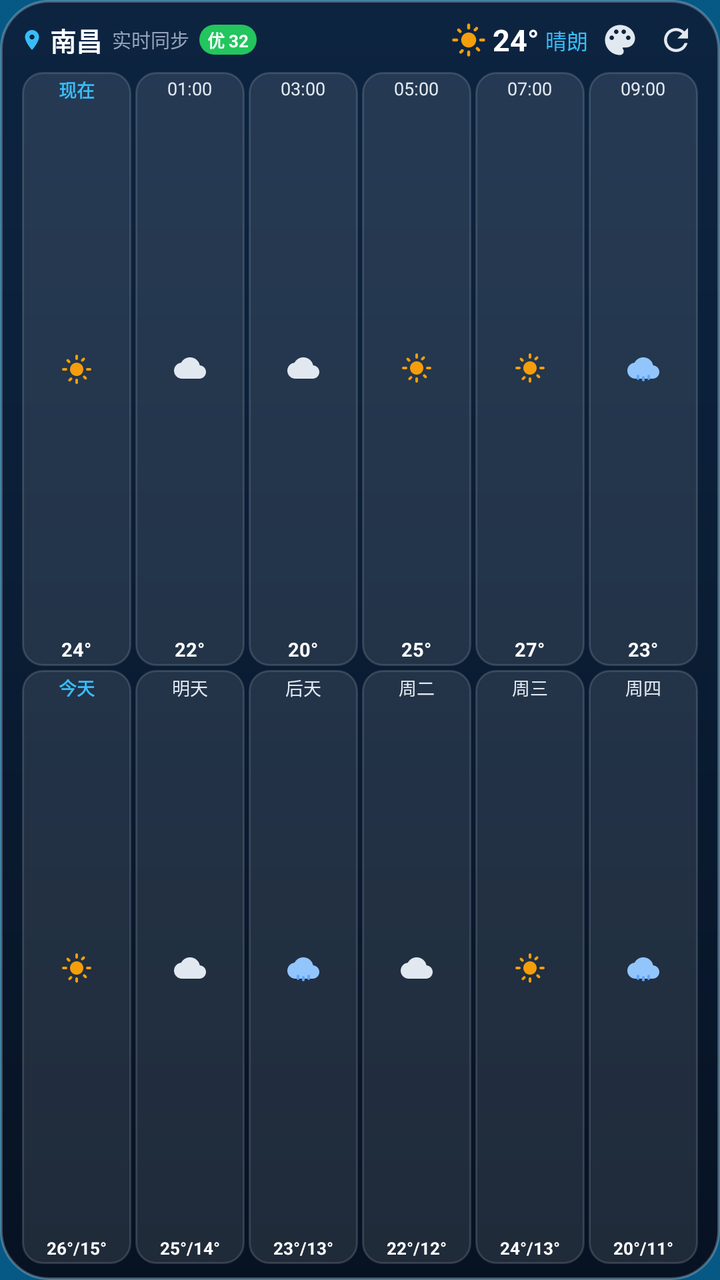
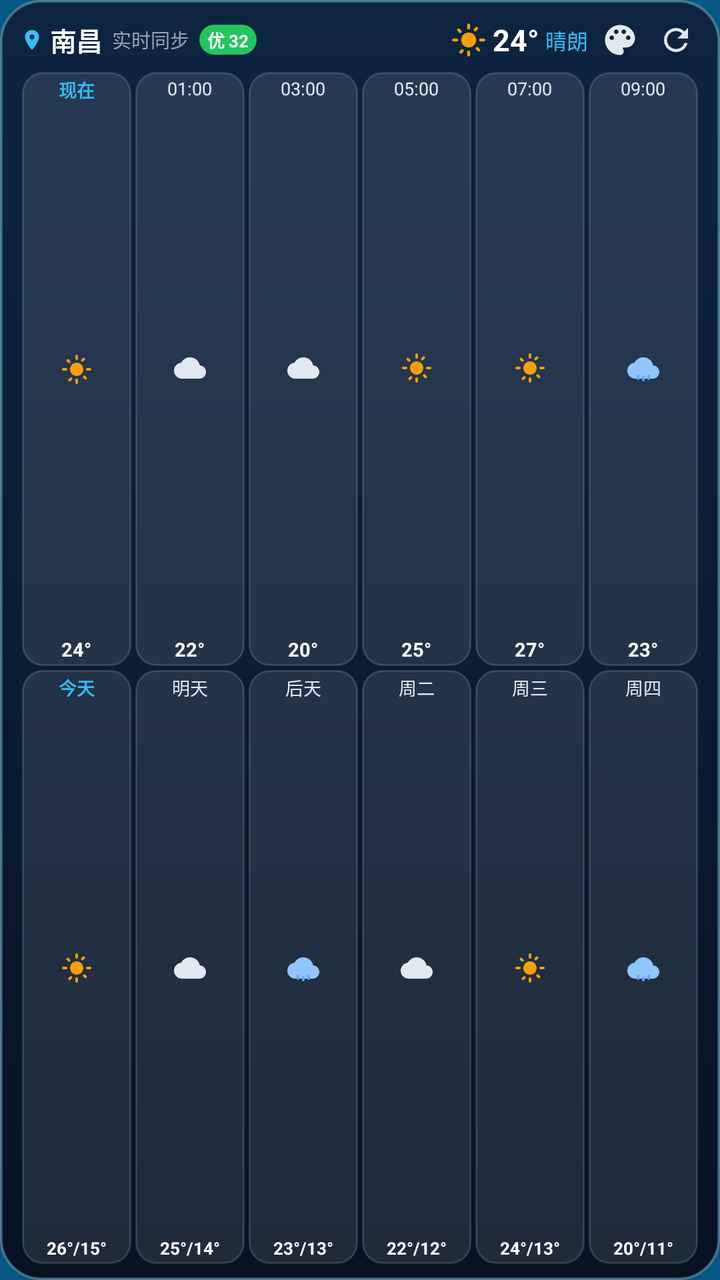

Two renders of the same Android screen: before a commit and after it. Below are the layout's source before the change and the commit's diff.
<!-- AndroidManifest.xml: application theme AppTheme -->
<!-- res/layout/widget_weather_4x2.xml -->
<?xml version="1.0" encoding="utf-8"?>
<LinearLayout xmlns:android="http://schemas.android.com/apk/res/android"
    android:id="@+id/widget_root"
    android:layout_width="match_parent"
    android:layout_height="match_parent"
    android:orientation="vertical"
    android:background="@drawable/widget_bg_4x3"
    android:paddingLeft="10dp"
    android:paddingRight="10dp"
    android:paddingTop="8dp"
    android:paddingBottom="8dp">

    
    <LinearLayout
        android:layout_width="match_parent"
        android:layout_height="wrap_content"
        android:orientation="horizontal"
        android:gravity="center_vertical"
        android:layout_marginBottom="4dp">

        
        <ImageView
            android:layout_width="12dp"
            android:layout_height="12dp"
            android:src="@drawable/ic_widget_location" />

        <TextView
            android:id="@+id/widget_city_name"
            android:layout_width="wrap_content"
            android:layout_height="wrap_content"
            android:text="南昌"
            android:textSize="13sp"
            android:textStyle="bold"
            android:textColor="#FFFFFF"
            android:layout_marginLeft="3dp" />

        <TextView
            android:id="@+id/widget_update_time"
            android:layout_width="wrap_content"
            android:layout_height="wrap_content"
            android:text="实时同步"
            android:textSize="9.5sp"
            android:textColor="#94A3B8"
            android:layout_marginLeft="5dp" />

        <LinearLayout
            android:id="@+id/widget_aqi_badge"
            android:layout_width="wrap_content"
            android:layout_height="wrap_content"
            android:background="@drawable/widget_aqi_badge"
            android:paddingLeft="4dp"
            android:paddingRight="4dp"
            android:paddingTop="1dp"
            android:paddingBottom="1dp"
            android:layout_marginLeft="5dp">

            <TextView
                android:id="@+id/widget_aqi_text"
                android:layout_width="wrap_content"
                android:layout_height="wrap_content"
                android:text="优 32"
                android:textSize="8.5sp"
                android:textStyle="bold"
                android:textColor="#FFFFFF" />
        </LinearLayout>

        
        <FrameLayout
            android:layout_width="0dp"
            android:layout_height="1dp"
            android:layout_weight="1" />

        
        <ImageView
            android:id="@+id/widget_weather_icon"
            android:layout_width="18dp"
            android:layout_height="18dp"
            android:src="@drawable/ic_weather_sunny" />

        <TextView
            android:id="@+id/widget_temperature"
            android:layout_width="wrap_content"
            android:layout_height="wrap_content"
            android:text="24°"
            android:textSize="15sp"
            android:textStyle="bold"
            android:textColor="#FFFFFF"
            android:layout_marginLeft="3dp" />

        <TextView
            android:id="@+id/widget_weather_desc"
            android:layout_width="wrap_content"
            android:layout_height="wrap_content"
            android:text="晴朗"
            android:textSize="10.5sp"
            android:textColor="#38BDF8"
            android:layout_marginLeft="3dp" />

        
        <ImageView
            android:id="@+id/widget_btn_skin"
            android:layout_width="24dp"
            android:layout_height="24dp"
            android:src="@drawable/ic_widget_skin"
            android:padding="3dp"
            android:layout_marginLeft="4dp" />

        
        <ImageView
            android:id="@+id/widget_btn_refresh"
            android:layout_width="24dp"
            android:layout_height="24dp"
            android:src="@drawable/ic_widget_refresh"
            android:padding="3dp"
            android:layout_marginLeft="4dp" />
    </LinearLayout>

    
    <LinearLayout
        android:layout_width="match_parent"
        android:layout_height="0dp"
        android:layout_weight="1"
        android:orientation="vertical">

        
        <LinearLayout
            android:layout_width="match_parent"
            android:layout_height="0dp"
            android:layout_weight="1"
            android:orientation="horizontal"
            android:layout_marginBottom="2dp">

            
            <LinearLayout
                android:id="@+id/widget_hourly_slot1"
                android:layout_width="0dp"
                android:layout_height="match_parent"
                android:layout_weight="1"
                android:orientation="vertical"
                android:gravity="center"
                android:background="@drawable/widget_forecast_col_bg"
                android:paddingTop="2dp"
                android:paddingBottom="2dp"
                android:paddingLeft="1dp"
                android:paddingRight="1dp"
                android:layout_marginLeft="1dp"
                android:layout_marginRight="1dp">

                <TextView
                    android:id="@+id/widget_h1_time"
                    android:layout_width="wrap_content"
                    android:layout_height="wrap_content"
                    android:text="现在"
                    android:textSize="9sp"
                    android:textStyle="bold"
                    android:textColor="#38BDF8" />

                <FrameLayout
                    android:layout_width="1dp"
                    android:layout_height="0dp"
                    android:layout_weight="1" />

                <ImageView
                    android:id="@+id/widget_h1_icon"
                    android:layout_width="16dp"
                    android:layout_height="16dp"
                    android:src="@drawable/ic_weather_sunny" />

                <FrameLayout
                    android:layout_width="1dp"
                    android:layout_height="0dp"
                    android:layout_weight="1" />

                <TextView
                    android:id="@+id/widget_h1_temp"
                    android:layout_width="wrap_content"
                    android:layout_height="wrap_content"
                    android:text="24°"
                    android:textSize="9.5sp"
                    android:textStyle="bold"
                    android:textColor="#FFFFFF" />

                <TextView
                    android:id="@+id/widget_h1_desc"
                    android:layout_width="wrap_content"
                    android:layout_height="wrap_content"
                    android:visibility="gone" />
            </LinearLayout>

            
            <LinearLayout
                android:id="@+id/widget_hourly_slot2"
                android:layout_width="0dp"
                android:layout_height="match_parent"
                android:layout_weight="1"
                android:orientation="vertical"
                android:gravity="center"
                android:background="@drawable/widget_forecast_col_bg"
                android:paddingTop="2dp"
                android:paddingBottom="2dp"
                android:paddingLeft="1dp"
                android:paddingRight="1dp"
                android:layout_marginLeft="1dp"
                android:layout_marginRight="1dp">

                <TextView
                    android:id="@+id/widget_h2_time"
                    android:layout_width="wrap_content"
                    android:layout_height="wrap_content"
                    android:text="01:00"
                    android:textSize="9sp"
                    android:textColor="#E2E8F0" />

                <FrameLayout
                    android:layout_width="1dp"
                    android:layout_height="0dp"
                    android:layout_weight="1" />

                <ImageView
                    android:id="@+id/widget_h2_icon"
                    android:layout_width="16dp"
                    android:layout_height="16dp"
                    android:src="@drawable/ic_weather_cloudy" />

                <FrameLayout
                    android:layout_width="1dp"
                    android:layout_height="0dp"
                    android:layout_weight="1" />

                <TextView
                    android:id="@+id/widget_h2_temp"
                    android:layout_width="wrap_content"
                    android:layout_height="wrap_content"
                    android:text="22°"
                    android:textSize="9.5sp"
                    android:textStyle="bold"
                    android:textColor="#FFFFFF" />

                <TextView
                    android:id="@+id/widget_h2_desc"
                    android:layout_width="wrap_content"
                    android:layout_height="wrap_content"
                    android:visibility="gone" />
            </LinearLayout>

            
            <LinearLayout
                android:id="@+id/widget_hourly_slot3"
                android:layout_width="0dp"
                android:layout_height="match_parent"
                android:layout_weight="1"
                android:orientation="vertical"
                android:gravity="center"
                android:background="@drawable/widget_forecast_col_bg"
                android:paddingTop="2dp"
                android:paddingBottom="2dp"
                android:paddingLeft="1dp"
                android:paddingRight="1dp"
                android:layout_marginLeft="1dp"
                android:layout_marginRight="1dp">

                <TextView
                    android:id="@+id/widget_h3_time"
                    android:layout_width="wrap_content"
                    android:layout_height="wrap_content"
                    android:text="03:00"
                    android:textSize="9sp"
                    android:textColor="#E2E8F0" />

                <FrameLayout
                    android:layout_width="1dp"
                    android:layout_height="0dp"
                    android:layout_weight="1" />

                <ImageView
                    android:id="@+id/widget_h3_icon"
                    android:layout_width="16dp"
                    android:layout_height="16dp"
                    android:src="@drawable/ic_weather_cloudy" />

                <FrameLayout
                    android:layout_width="1dp"
                    android:layout_height="0dp"
                    android:layout_weight="1" />

                <TextView
                    android:id="@+id/widget_h3_temp"
                    android:layout_width="wrap_content"
                    android:layout_height="wrap_content"
                    android:text="20°"
                    android:textSize="9.5sp"
                    android:textStyle="bold"
                    android:textColor="#FFFFFF" />

                <TextView
                    android:id="@+id/widget_h3_desc"
                    android:layout_width="wrap_content"
                    android:layout_height="wrap_content"
                    android:visibility="gone" />
            </LinearLayout>

            
            <LinearLayout
                android:id="@+id/widget_hourly_slot4"
                android:layout_width="0dp"
                android:layout_height="match_parent"
                android:layout_weight="1"
                android:orientation="vertical"
                android:gravity="center"
                android:background="@drawable/widget_forecast_col_bg"
                android:paddingTop="2dp"
                android:paddingBottom="2dp"
                android:paddingLeft="1dp"
                android:paddingRight="1dp"
                android:layout_marginLeft="1dp"
                android:layout_marginRight="1dp">

                <TextView
                    android:id="@+id/widget_h4_time"
                    android:layout_width="wrap_content"
                    android:layout_height="wrap_content"
                    android:text="05:00"
                    android:textSize="9sp"
                    android:textColor="#E2E8F0" />

                <FrameLayout
                    android:layout_width="1dp"
                    android:layout_height="0dp"
                    android:layout_weight="1" />

                <ImageView
                    android:id="@+id/widget_h4_icon"
                    android:layout_width="16dp"
                    android:layout_height="16dp"
                    android:src="@drawable/ic_weather_sunny" />

                <FrameLayout
                    android:layout_width="1dp"
                    android:layout_height="0dp"
                    android:layout_weight="1" />

                <TextView
                    android:id="@+id/widget_h4_temp"
                    android:layout_width="wrap_content"
                    android:layout_height="wrap_content"
                    android:text="25°"
                    android:textSize="9.5sp"
                    android:textStyle="bold"
                    android:textColor="#FFFFFF" />

                <TextView
                    android:id="@+id/widget_h4_desc"
                    android:layout_width="wrap_content"
                    android:layout_height="wrap_content"
                    android:visibility="gone" />
            </LinearLayout>

            
            <LinearLayout
                android:id="@+id/widget_hourly_slot5"
                android:layout_width="0dp"
                android:layout_height="match_parent"
                android:layout_weight="1"
                android:orientation="vertical"
                android:gravity="center"
                android:background="@drawable/widget_forecast_col_bg"
                android:paddingTop="2dp"
                android:paddingBottom="2dp"
                android:paddingLeft="1dp"
                android:paddingRight="1dp"
                android:layout_marginLeft="1dp"
                android:layout_marginRight="1dp">

                <TextView
                    android:id="@+id/widget_h5_time"
                    android:layout_width="wrap_content"
                    android:layout_height="wrap_content"
                    android:text="07:00"
                    android:textSize="9sp"
                    android:textColor="#E2E8F0" />

                <FrameLayout
                    android:layout_width="1dp"
                    android:layout_height="0dp"
                    android:layout_weight="1" />

                <ImageView
                    android:id="@+id/widget_h5_icon"
                    android:layout_width="16dp"
                    android:layout_height="16dp"
                    android:src="@drawable/ic_weather_sunny" />

                <FrameLayout
                    android:layout_width="1dp"
                    android:layout_height="0dp"
                    android:layout_weight="1" />

                <TextView
                    android:id="@+id/widget_h5_temp"
                    android:layout_width="wrap_content"
                    android:layout_height="wrap_content"
                    android:text="27°"
                    android:textSize="9.5sp"
                    android:textStyle="bold"
                    android:textColor="#FFFFFF" />

                <TextView
                    android:id="@+id/widget_h5_desc"
                    android:layout_width="wrap_content"
                    android:layout_height="wrap_content"
                    android:visibility="gone" />
            </LinearLayout>

            
            <LinearLayout
                android:id="@+id/widget_hourly_slot6"
                android:layout_width="0dp"
                android:layout_height="match_parent"
                android:layout_weight="1"
                android:orientation="vertical"
                android:gravity="center"
                android:background="@drawable/widget_forecast_col_bg"
                android:paddingTop="2dp"
                android:paddingBottom="2dp"
                android:paddingLeft="1dp"
                android:paddingRight="1dp"
                android:layout_marginLeft="1dp"
                android:layout_marginRight="1dp">

                <TextView
                    android:id="@+id/widget_h6_time"
                    android:layout_width="wrap_content"
                    android:layout_height="wrap_content"
                    android:text="09:00"
                    android:textSize="9sp"
                    android:textColor="#E2E8F0" />

                <FrameLayout
                    android:layout_width="1dp"
                    android:layout_height="0dp"
                    android:layout_weight="1" />

                <ImageView
                    android:id="@+id/widget_h6_icon"
                    android:layout_width="16dp"
                    android:layout_height="16dp"
                    android:src="@drawable/ic_weather_rainy" />

                <FrameLayout
                    android:layout_width="1dp"
                    android:layout_height="0dp"
                    android:layout_weight="1" />

                <TextView
                    android:id="@+id/widget_h6_temp"
                    android:layout_width="wrap_content"
                    android:layout_height="wrap_content"
                    android:text="23°"
                    android:textSize="9.5sp"
                    android:textStyle="bold"
                    android:textColor="#FFFFFF" />

                <TextView
                    android:id="@+id/widget_h6_desc"
                    android:layout_width="wrap_content"
                    android:layout_height="wrap_content"
                    android:visibility="gone" />
            </LinearLayout>
        </LinearLayout>

        
        <LinearLayout
            android:layout_width="match_parent"
            android:layout_height="0dp"
            android:layout_weight="1"
            android:orientation="horizontal">

            
            <LinearLayout
                android:id="@+id/widget_forecast_day1"
                android:layout_width="0dp"
                android:layout_height="match_parent"
                android:layout_weight="1"
                android:orientation="vertical"
                android:gravity="center"
                android:background="@drawable/widget_forecast_col_bg"
                android:paddingTop="2dp"
                android:paddingBottom="2dp"
                android:paddingLeft="1dp"
                android:paddingRight="1dp"
                android:layout_marginLeft="1dp"
                android:layout_marginRight="1dp">

                <TextView
                    android:id="@+id/widget_f1_title"
                    android:layout_width="wrap_content"
                    android:layout_height="wrap_content"
                    android:text="今天"
                    android:textSize="9sp"
                    android:textStyle="bold"
                    android:textColor="#38BDF8" />

                <FrameLayout
                    android:layout_width="1dp"
                    android:layout_height="0dp"
                    android:layout_weight="1" />

                <ImageView
                    android:id="@+id/widget_f1_icon"
                    android:layout_width="16dp"
                    android:layout_height="16dp"
                    android:src="@drawable/ic_weather_sunny" />

                <FrameLayout
                    android:layout_width="1dp"
                    android:layout_height="0dp"
                    android:layout_weight="1" />

                <TextView
                    android:id="@+id/widget_f1_temp"
                    android:layout_width="wrap_content"
                    android:layout_height="wrap_content"
                    android:text="26°/15°"
                    android:textSize="8.5sp"
                    android:textStyle="bold"
                    android:textColor="#FFFFFF" />
            </LinearLayout>

            
            <LinearLayout
                android:id="@+id/widget_forecast_day2"
                android:layout_width="0dp"
                android:layout_height="match_parent"
                android:layout_weight="1"
                android:orientation="vertical"
                android:gravity="center"
                android:background="@drawable/widget_forecast_col_bg"
                android:paddingTop="2dp"
                android:paddingBottom="2dp"
                android:paddingLeft="1dp"
                android:paddingRight="1dp"
                android:layout_marginLeft="1dp"
                android:layout_marginRight="1dp">

                <TextView
                    android:id="@+id/widget_f2_title"
                    android:layout_width="wrap_content"
                    android:layout_height="wrap_content"
                    android:text="明天"
                    android:textSize="9sp"
                    android:textColor="#E2E8F0" />

                <FrameLayout
                    android:layout_width="1dp"
                    android:layout_height="0dp"
                    android:layout_weight="1" />

                <ImageView
                    android:id="@+id/widget_f2_icon"
                    android:layout_width="16dp"
                    android:layout_height="16dp"
                    android:src="@drawable/ic_weather_cloudy" />

                <FrameLayout
                    android:layout_width="1dp"
                    android:layout_height="0dp"
                    android:layout_weight="1" />

                <TextView
                    android:id="@+id/widget_f2_temp"
                    android:layout_width="wrap_content"
                    android:layout_height="wrap_content"
                    android:text="25°/14°"
                    android:textSize="8.5sp"
                    android:textStyle="bold"
                    android:textColor="#FFFFFF" />
            </LinearLayout>

            
            <LinearLayout
                android:id="@+id/widget_forecast_day3"
                android:layout_width="0dp"
                android:layout_height="match_parent"
                android:layout_weight="1"
                android:orientation="vertical"
                android:gravity="center"
                android:background="@drawable/widget_forecast_col_bg"
                android:paddingTop="2dp"
                android:paddingBottom="2dp"
                android:paddingLeft="1dp"
                android:paddingRight="1dp"
                android:layout_marginLeft="1dp"
                android:layout_marginRight="1dp">

                <TextView
                    android:id="@+id/widget_f3_title"
                    android:layout_width="wrap_content"
                    android:layout_height="wrap_content"
                    android:text="后天"
                    android:textSize="9sp"
                    android:textColor="#E2E8F0" />

                <FrameLayout
                    android:layout_width="1dp"
                    android:layout_height="0dp"
                    android:layout_weight="1" />

                <ImageView
                    android:id="@+id/widget_f3_icon"
                    android:layout_width="16dp"
                    android:layout_height="16dp"
                    android:src="@drawable/ic_weather_rainy" />

                <FrameLayout
                    android:layout_width="1dp"
                    android:layout_height="0dp"
                    android:layout_weight="1" />

                <TextView
                    android:id="@+id/widget_f3_temp"
                    android:layout_width="wrap_content"
                    android:layout_height="wrap_content"
                    android:text="23°/13°"
                    android:textSize="8.5sp"
                    android:textStyle="bold"
                    android:textColor="#FFFFFF" />
            </LinearLayout>

            
            <LinearLayout
                android:id="@+id/widget_forecast_day4"
                android:layout_width="0dp"
                android:layout_height="match_parent"
                android:layout_weight="1"
                android:orientation="vertical"
                android:gravity="center"
                android:background="@drawable/widget_forecast_col_bg"
                android:paddingTop="2dp"
                android:paddingBottom="2dp"
                android:paddingLeft="1dp"
                android:paddingRight="1dp"
                android:layout_marginLeft="1dp"
                android:layout_marginRight="1dp">

                <TextView
                    android:id="@+id/widget_f4_title"
                    android:layout_width="wrap_content"
                    android:layout_height="wrap_content"
                    android:text="周二"
                    android:textSize="9sp"
                    android:textColor="#E2E8F0" />

                <FrameLayout
                    android:layout_width="1dp"
                    android:layout_height="0dp"
                    android:layout_weight="1" />

                <ImageView
                    android:id="@+id/widget_f4_icon"
                    android:layout_width="16dp"
                    android:layout_height="16dp"
                    android:src="@drawable/ic_weather_cloudy" />

                <FrameLayout
                    android:layout_width="1dp"
                    android:layout_height="0dp"
                    android:layout_weight="1" />

                <TextView
                    android:id="@+id/widget_f4_temp"
                    android:layout_width="wrap_content"
                    android:layout_height="wrap_content"
                    android:text="22°/12°"
                    android:textSize="8.5sp"
                    android:textStyle="bold"
                    android:textColor="#FFFFFF" />
            </LinearLayout>

            
            <LinearLayout
                android:id="@+id/widget_forecast_day5"
                android:layout_width="0dp"
                android:layout_height="match_parent"
                android:layout_weight="1"
                android:orientation="vertical"
                android:gravity="center"
                android:background="@drawable/widget_forecast_col_bg"
                android:paddingTop="2dp"
                android:paddingBottom="2dp"
                android:paddingLeft="1dp"
                android:paddingRight="1dp"
                android:layout_marginLeft="1dp"
                android:layout_marginRight="1dp">

                <TextView
                    android:id="@+id/widget_f5_title"
                    android:layout_width="wrap_content"
                    android:layout_height="wrap_content"
                    android:text="周三"
                    android:textSize="9sp"
                    android:textColor="#E2E8F0" />

                <FrameLayout
                    android:layout_width="1dp"
                    android:layout_height="0dp"
                    android:layout_weight="1" />

                <ImageView
                    android:id="@+id/widget_f5_icon"
                    android:layout_width="16dp"
                    android:layout_height="16dp"
                    android:src="@drawable/ic_weather_sunny" />

                <FrameLayout
                    android:layout_width="1dp"
                    android:layout_height="0dp"
                    android:layout_weight="1" />

                <TextView
                    android:id="@+id/widget_f5_temp"
                    android:layout_width="wrap_content"
                    android:layout_height="wrap_content"
                    android:text="24°/13°"
                    android:textSize="8.5sp"
                    android:textStyle="bold"
                    android:textColor="#FFFFFF" />
            </LinearLayout>

            
            <LinearLayout
                android:id="@+id/widget_forecast_day6"
                android:layout_width="0dp"
                android:layout_height="match_parent"
                android:layout_weight="1"
                android:orientation="vertical"
                android:gravity="center"
                android:background="@drawable/widget_forecast_col_bg"
                android:paddingTop="2dp"
                android:paddingBottom="2dp"
                android:paddingLeft="1dp"
                android:paddingRight="1dp"
                android:layout_marginLeft="1dp"
                android:layout_marginRight="1dp">

                <TextView
                    android:id="@+id/widget_f6_title"
                    android:layout_width="wrap_content"
                    android:layout_height="wrap_content"
                    android:text="周四"
                    android:textSize="9sp"
                    android:textColor="#E2E8F0" />

                <FrameLayout
                    android:layout_width="1dp"
                    android:layout_height="0dp"
                    android:layout_weight="1" />

                <ImageView
                    android:id="@+id/widget_f6_icon"
                    android:layout_width="16dp"
                    android:layout_height="16dp"
                    android:src="@drawable/ic_weather_rainy" />

                <FrameLayout
                    android:layout_width="1dp"
                    android:layout_height="0dp"
                    android:layout_weight="1" />

                <TextView
                    android:id="@+id/widget_f6_temp"
                    android:layout_width="wrap_content"
                    android:layout_height="wrap_content"
                    android:text="20°/11°"
                    android:textSize="8.5sp"
                    android:textStyle="bold"
                    android:textColor="#FFFFFF" />
            </LinearLayout>
        </LinearLayout>
    </LinearLayout>
</LinearLayout>
<!-- resources referenced by this layout -->
<resources>
  <!-- drawable ic_weather_cloudy (drawable) -->
  <vector xmlns:android="http://schemas.android.com/apk/res/android"
      android:width="48dp"
      android:height="48dp"
      android:viewportWidth="24"
      android:viewportHeight="24">
    <path
        android:fillColor="#E2E8F0"
        android:pathData="M19.35,10.04C18.67,6.59 15.64,4 12,4 9.11,4 6.6,5.64 5.35,8.04 2.34,8.36 0,10.91 0,14c0,3.31 2.69,6 6,6h13c2.76,0 5,-2.24 5,-5 0,-2.64 -2.05,-4.78 -4.65,-4.96z"/>
  </vector>
  <!-- drawable ic_widget_location (drawable) -->
  <vector xmlns:android="http://schemas.android.com/apk/res/android"
      android:width="20dp"
      android:height="20dp"
      android:viewportWidth="24"
      android:viewportHeight="24">
    <path
        android:fillColor="#38BDF8"
        android:pathData="M12,2C8.13,2 5,5.13 5,9c0,5.25 7,13 7,13s7,-7.75 7,-13c0,-3.87 -3.13,-7 -7,-7zM12,11.5c-1.38,0 -2.5,-1.12 -2.5,-2.5s1.12,-2.5 2.5,-2.5 2.5,1.12 2.5,2.5 -1.12,2.5 -2.5,2.5z"/>
  </vector>
  <!-- drawable ic_widget_refresh (drawable) -->
  <vector xmlns:android="http://schemas.android.com/apk/res/android"
      android:width="20dp"
      android:height="20dp"
      android:viewportWidth="24"
      android:viewportHeight="24">
    <path
        android:fillColor="#E2E8F0"
        android:pathData="M17.65,6.35C16.2,4.9 14.21,4 12,4c-4.42,0 -7.99,3.58 -7.99,8s3.57,8 7.99,8c3.73,0 6.84,-2.55 7.73,-6h-2.08c-0.82,2.33 -3.04,4 -5.65,4 -3.31,0 -6,-2.69 -6,-6s2.69,-6 6,-6c1.66,0 3.14,0.69 4.22,1.78L13,11h7V4l-2.35,2.35z"/>
  </vector>
  <!-- drawable widget_aqi_badge (drawable) -->
  <?xml version="1.0" encoding="utf-8"?>
  <shape xmlns:android="http://schemas.android.com/apk/res/android"
      android:shape="rectangle">
      <corners android:radius="8dp" />
      <solid android:color="#22C55E" />
  </shape>
  <!-- drawable widget_bg_4x3 (drawable) -->
  <?xml version="1.0" encoding="utf-8"?>
  <shape xmlns:android="http://schemas.android.com/apk/res/android"
      android:shape="rectangle">
      <corners android:radius="24dp" />
      <gradient
          android:angle="270"
          android:startColor="#E60D1E3A"
          android:centerColor="#E60A162B"
          android:endColor="#F2060E1D" />
      <stroke
          android:width="1.2dp"
          android:color="#40FFFFFF" />
  </shape>
  <!-- drawable widget_forecast_col_bg (drawable) -->
  <?xml version="1.0" encoding="utf-8"?>
  <shape xmlns:android="http://schemas.android.com/apk/res/android"
      android:shape="rectangle">
      <corners android:radius="10dp" />
      <solid android:color="#1AFFFFFF" />
      <stroke android:width="1dp" android:color="#24FFFFFF" />
  </shape>
  <style name="AppTheme" parent="Theme.AppCompat.DayNight.NoActionBar">
      <item name="android:windowBackground">@color/splashscreen_background</item>
      <item name="android:editTextBackground">@drawable/rn_edit_text_material</item>
      <item name="colorPrimary">@color/colorPrimary</item>
      <item name="android:statusBarColor">@android:color/transparent</item>
      <item name="android:navigationBarColor">@android:color/transparent</item>
    </style>
  <color name="splashscreen_background">#075985</color>
  <!-- drawable rn_edit_text_material (drawable) -->
  <?xml version="1.0" encoding="utf-8"?>
  <inset xmlns:android="http://schemas.android.com/apk/res/android"
         android:insetLeft="@dimen/abc_edit_text_inset_horizontal_material"
         android:insetRight="@dimen/abc_edit_text_inset_horizontal_material"
         android:insetTop="@dimen/abc_edit_text_inset_top_material"
         android:insetBottom="@dimen/abc_edit_text_inset_bottom_material"
         >
  
      <selector>
          
          <item android:state_enabled="false" android:drawable="@drawable/abc_textfield_default_mtrl_alpha"/>
          <item android:drawable="@drawable/abc_textfield_activated_mtrl_alpha"/>
      </selector>
  
  </inset>
  <color name="colorPrimary">#023c69</color>
  <!-- unchanged entries left out for length: 3 -->
</resources>

<!-- the commit's change to res/layout/widget_weather_4x2.xml (unified diff, before → after) -->
@@ -4,7 +4,7 @@
     android:layout_width="match_parent"
     android:layout_height="match_parent"
     android:orientation="vertical"
-    android:background="@drawable/widget_bg_4x3"
+    android:background="@drawable/widget_bg_4x2"
     android:paddingLeft="10dp"
     android:paddingRight="10dp"
     android:paddingTop="8dp"
<!-- resource entries referenced after the edit -->
@@ -37,11 +37,11 @@
       <corners android:radius="8dp" />
       <solid android:color="#22C55E" />
   </shape>
-  <!-- drawable widget_bg_4x3 (drawable) -->
+  <!-- drawable widget_bg_4x2 (drawable) -->
   <?xml version="1.0" encoding="utf-8"?>
   <shape xmlns:android="http://schemas.android.com/apk/res/android"
       android:shape="rectangle">
-      <corners android:radius="24dp" />
+      <corners android:radius="20dp" />
       <gradient
           android:angle="270"
           android:startColor="#E60D1E3A"
